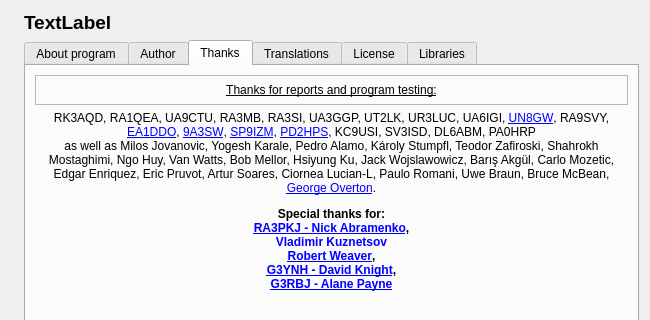
Before: the Qt Designer form about.ui in radioacoustick/Coil64, drawn with Qt 5; both pictures show x 0 to 650 and y 0 to 320 of the 650 by 469 pixel window.
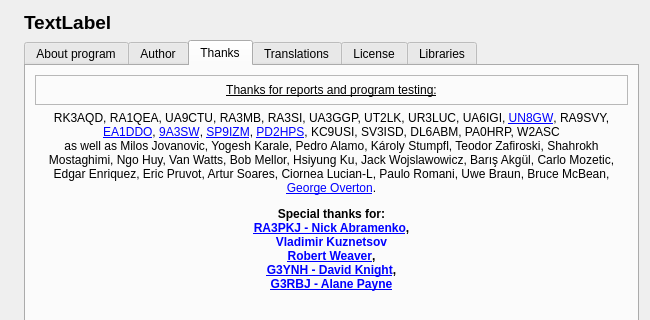
After: the same form once the commit is applied. Icons and pictures are not drawn.

```diff
--- a/about.ui
+++ b/about.ui
@@ -303,7 +303,7 @@
               </font>
              </property>
              <property name="text">
-              <string notr="true">&lt;html&gt;&lt;head/&gt;&lt;body&gt;&lt;p align=&quot;center&quot;&gt;RK3AQD, RA1QEA, UA9CTU, RA3MB, RA3SI, UA3GGP, UT2LK, UR3LUC, UA6IGI, &lt;a href=&quot;http://un8gv.my1.ru/&quot;&gt;&lt;span style=&quot; text-decoration: underline; color:#0000ff;&quot;&gt;UN8GW&lt;/span&gt;&lt;/a&gt;, RA9SVY, &lt;a href=&quot;http://ea1ddo.es/&quot;&gt;&lt;span style=&quot; text-decoration: underline; color:#0000ff;&quot;&gt;EA1DDO&lt;/span&gt;&lt;/a&gt;, &lt;a href=&quot;http://www.qrz.com/db/9A3SW&quot;&gt;&lt;span style=&quot; text-decoration: underline; color:#0000ff;&quot;&gt;9A3SW&lt;/span&gt;&lt;/a&gt;, &lt;a href=&quot;http://qrz.pl/callbook.asp?f_domena=sp9izm&quot;&gt;&lt;span style=&quot; text-decoration: underline; color:#0000ff;&quot;&gt;SP9IZM&lt;/span&gt;&lt;/a&gt;, &lt;a href=&quot;https://www.qrz.com/db/PD2HPS&quot;&gt;&lt;span style=&quot; text-decoration: underline; color:#0000ff;&quot;&gt;PD2HPS&lt;/span&gt;&lt;/a&gt;, KC9USI, SV3ISD, DL6ABM, PA0HRP&lt;br/&gt; as well as Milos Jovanovic, Yogesh Karale, Pedro Alamo, Károly Stumpfl, Teodor Zafiroski, Shahrokh Mostaghimi, Ngo Huy, Van Watts, Bob Mellor, Hsiyung Ku, Jack Wojslawowicz, Barış Akgül, Carlo Mozetic, Edgar Enriquez, Eric Pruvot, Artur Soares, Ciornea Lucian-L, Paulo Romani, Uwe Braun, Bruce McBean, &lt;a href=&quot;https://www.geotech1.com/forums/forum.php&quot;&gt;&lt;span style=&quot; text-decoration: underline; color:#0000ff;&quot;&gt;George Overton&lt;/span&gt;&lt;/a&gt;.&lt;/p&gt;&lt;p align=&quot;center&quot;&gt;&lt;span style=&quot; font-weight:600;&quot;&gt;Special thanks for:&lt;br/&gt;&lt;/span&gt;&lt;a href=&quot;http://www.ra3pkj.ru/&quot;&gt;&lt;span style=&quot; font-weight:600; text-decoration: underline; color:#0000ff;&quot;&gt;RA3PKJ - Nick Abramenko&lt;/span&gt;&lt;/a&gt;&lt;span style=&quot; font-weight:600;&quot;&gt;,&lt;/span&gt;&lt;br/&gt;&lt;span style=&quot; font-weight:600; color:#0000ff;&quot;&gt;Vladimir Kuznetsov&lt;/span&gt;&lt;br/&gt;&lt;a href=&quot;http://electronbunker.ca/eb/index.html&quot;&gt;&lt;span style=&quot; font-weight:600; text-decoration: underline; color:#0000ff;&quot;&gt;Robert Weaver&lt;/span&gt;&lt;/a&gt;&lt;span style=&quot; font-weight:600;&quot;&gt;,&lt;br/&gt;&lt;/span&gt;&lt;a href=&quot;http://www.g3ynh.info/index.html&quot;&gt;&lt;span style=&quot; font-weight:600; text-decoration: underline; color:#0000ff;&quot;&gt;G3YNH - David Knight&lt;/span&gt;&lt;/a&gt;&lt;span style=&quot; font-weight:600;&quot;&gt;,&lt;br/&gt;&lt;/span&gt;&lt;a href=&quot;http://g3rbj.co.uk&quot;&gt;&lt;span style=&quot; font-weight:600; text-decoration: underline; color:#0000ff;&quot;&gt;G3RBJ - Alane Payne&lt;/span&gt;&lt;/a&gt;&lt;/p&gt;&lt;/body&gt;&lt;/html&gt;</string>
+              <string notr="true">&lt;html&gt;&lt;head/&gt;&lt;body&gt;&lt;p align=&quot;center&quot;&gt;RK3AQD, RA1QEA, UA9CTU, RA3MB, RA3SI, UA3GGP, UT2LK, UR3LUC, UA6IGI, &lt;a href=&quot;http://un8gv.my1.ru/&quot;&gt;&lt;span style=&quot; text-decoration: underline; color:#0000ff;&quot;&gt;UN8GW&lt;/span&gt;&lt;/a&gt;, RA9SVY, &lt;a href=&quot;http://ea1ddo.es/&quot;&gt;&lt;span style=&quot; text-decoration: underline; color:#0000ff;&quot;&gt;EA1DDO&lt;/span&gt;&lt;/a&gt;, &lt;a href=&quot;http://www.qrz.com/db/9A3SW&quot;&gt;&lt;span style=&quot; text-decoration: underline; color:#0000ff;&quot;&gt;9A3SW&lt;/span&gt;&lt;/a&gt;, &lt;a href=&quot;http://qrz.pl/callbook.asp?f_domena=sp9izm&quot;&gt;&lt;span style=&quot; text-decoration: underline; color:#0000ff;&quot;&gt;SP9IZM&lt;/span&gt;&lt;/a&gt;, &lt;a href=&quot;https://www.qrz.com/db/PD2HPS&quot;&gt;&lt;span style=&quot; text-decoration: underline; color:#0000ff;&quot;&gt;PD2HPS&lt;/span&gt;&lt;/a&gt;, KC9USI, SV3ISD, DL6ABM, PA0HRP, W2ASC&lt;br/&gt; as well as Milos Jovanovic, Yogesh Karale, Pedro Alamo, Károly Stumpfl, Teodor Zafiroski, Shahrokh Mostaghimi, Ngo Huy, Van Watts, Bob Mellor, Hsiyung Ku, Jack Wojslawowicz, Barış Akgül, Carlo Mozetic, Edgar Enriquez, Eric Pruvot, Artur Soares, Ciornea Lucian-L, Paulo Romani, Uwe Braun, Bruce McBean, &lt;a href=&quot;https://www.geotech1.com/forums/forum.php&quot;&gt;&lt;span style=&quot; text-decoration: underline; color:#0000ff;&quot;&gt;George Overton&lt;/span&gt;&lt;/a&gt;.&lt;/p&gt;&lt;p align=&quot;center&quot;&gt;&lt;span style=&quot; font-weight:600;&quot;&gt;Special thanks for:&lt;br/&gt;&lt;/span&gt;&lt;a href=&quot;http://www.ra3pkj.ru/&quot;&gt;&lt;span style=&quot; font-weight:600; text-decoration: underline; color:#0000ff;&quot;&gt;RA3PKJ - Nick Abramenko&lt;/span&gt;&lt;/a&gt;&lt;span style=&quot; font-weight:600;&quot;&gt;,&lt;/span&gt;&lt;br/&gt;&lt;span style=&quot; font-weight:600; color:#0000ff;&quot;&gt;Vladimir Kuznetsov&lt;/span&gt;&lt;br/&gt;&lt;a href=&quot;http://electronbunker.ca/eb/index.html&quot;&gt;&lt;span style=&quot; font-weight:600; text-decoration: underline; color:#0000ff;&quot;&gt;Robert Weaver&lt;/span&gt;&lt;/a&gt;&lt;span style=&quot; font-weight:600;&quot;&gt;,&lt;br/&gt;&lt;/span&gt;&lt;a href=&quot;http://www.g3ynh.info/index.html&quot;&gt;&lt;span style=&quot; font-weight:600; text-decoration: underline; color:#0000ff;&quot;&gt;G3YNH - David Knight&lt;/span&gt;&lt;/a&gt;&lt;span style=&quot; font-weight:600;&quot;&gt;,&lt;br/&gt;&lt;/span&gt;&lt;a href=&quot;http://g3rbj.co.uk&quot;&gt;&lt;span style=&quot; font-weight:600; text-decoration: underline; color:#0000ff;&quot;&gt;G3RBJ - Alane Payne&lt;/span&gt;&lt;/a&gt;&lt;/p&gt;&lt;/body&gt;&lt;/html&gt;</string>
              </property>
              <property name="alignment">
               <set>Qt::AlignLeading|Qt::AlignLeft|Qt::AlignTop</set>
```
